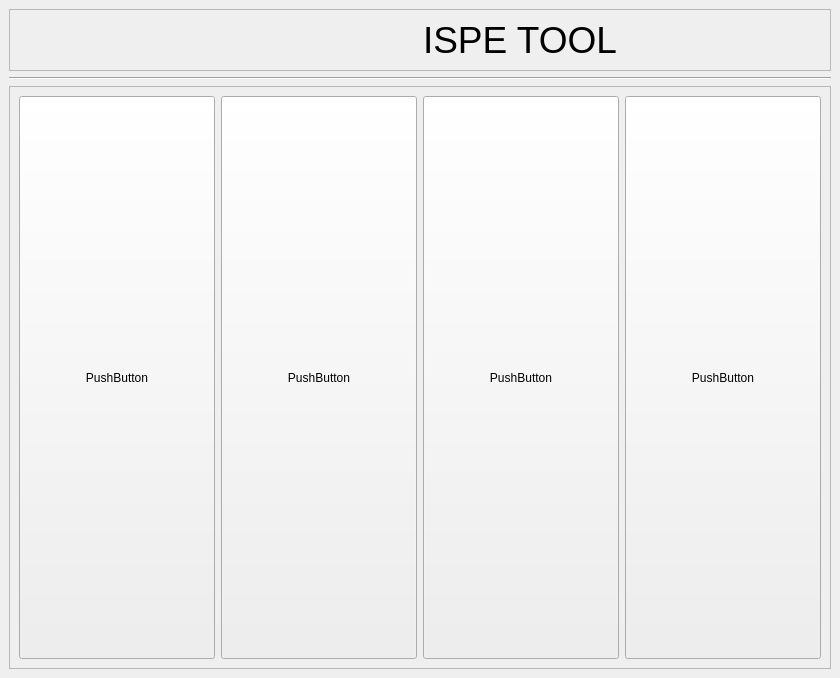
First picture: the form in UI/designer_files/mainWindow.ui, repository nirupam52/TxDOT-Project, before the edit.
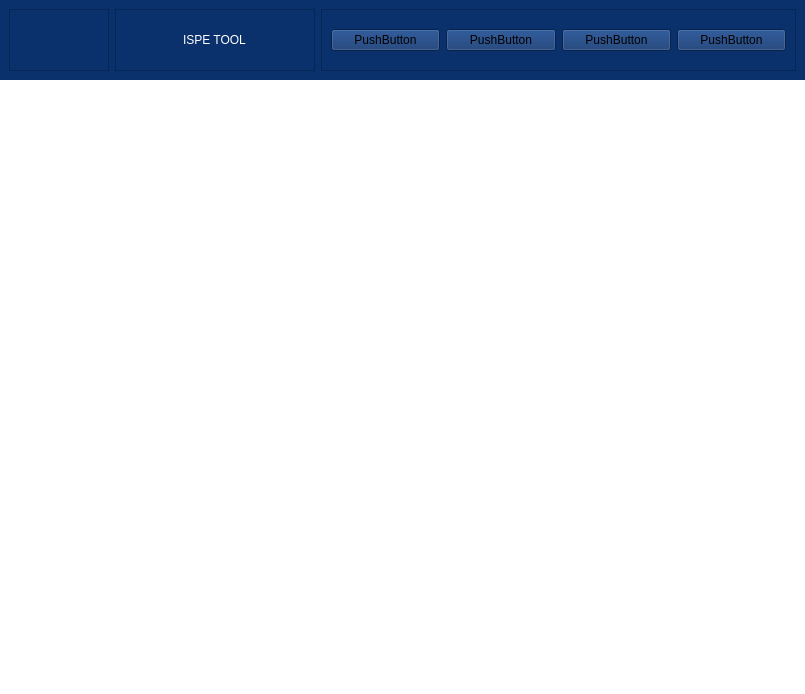
Second picture: the form after the edit. Icons and pictures are not drawn.

Commit message: UI revamp in compliance with meeting - started

The edit to the form file:
```diff
--- a/UI/designer_files/mainWindow.ui
+++ b/UI/designer_files/mainWindow.ui
@@ -6,8 +6,8 @@
    <rect>
     <x>0</x>
     <y>0</y>
-    <width>840</width>
-    <height>678</height>
+    <width>805</width>
+    <height>694</height>
    </rect>
   </property>
   <property name="windowTitle">
@@ -15,52 +15,87 @@
   </property>
   <widget class="QWidget" name="centralwidget">
    <layout class="QVBoxLayout" name="verticalLayout">
+    <property name="spacing">
+     <number>0</number>
+    </property>
+    <property name="leftMargin">
+     <number>0</number>
+    </property>
+    <property name="topMargin">
+     <number>0</number>
+    </property>
+    <property name="rightMargin">
+     <number>0</number>
+    </property>
+    <property name="bottomMargin">
+     <number>0</number>
+    </property>
     <item>
-     <widget class="QFrame" name="frame">
+     <widget class="QFrame" name="navbar">
+      <property name="maximumSize">
+       <size>
+        <width>16777215</width>
+        <height>80</height>
+       </size>
+      </property>
+      <property name="styleSheet">
+       <string notr="true">background-color: rgb(10, 49, 108);</string>
+      </property>
+      <property name="frameShape">
+       <enum>QFrame::NoFrame</enum>
+      </property>
+      <property name="frameShadow">
+       <enum>QFrame::Raised</enum>
+      </property>
+      <layout class="QHBoxLayout" name="horizontalLayout">
+       <item>
+        <widget class="QFrame" name="logo_frame">
+         <property name="maximumSize">
+          <size>
+           <width>100</width>
+           <height>16777215</height>
+          </size>
+         </property>
       <property name="frameShape">
        <enum>QFrame::StyledPanel</enum>
       </property>
       <property name="frameShadow">
        <enum>QFrame::Raised</enum>
       </property>
-      <layout class="QHBoxLayout" name="horizontalLayout_4">
-       <item alignment="Qt::AlignLeft|Qt::AlignTop">
-        <widget class="QLabel" name="label">
+         <layout class="QHBoxLayout" name="horizontalLayout_2">
+          <property name="spacing">
+           <number>7</number>
+          </property>
+          <property name="leftMargin">
+           <number>0</number>
+          </property>
+          <property name="topMargin">
+           <number>0</number>
+          </property>
+          <property name="rightMargin">
+           <number>0</number>
+          </property>
+          <property name="bottomMargin">
+           <number>0</number>
+          </property>
+          <item>
+           <widget class="QLabel" name="logo_label">
          <property name="text">
           <string/>
          </property>
-         <property name="pixmap">
-          <pixmap>../../../../Downloads/rsz_txdot_logo.jpg</pixmap>
-         </property>
-         <property name="scaledContents">
-          <bool>false</bool>
-         </property>
-        </widget>
-       </item>
-       <item alignment="Qt::AlignLeft|Qt::AlignVCenter">
-        <widget class="QLabel" name="label_2">
-         <property name="font">
-          <font>
-           <pointsize>28</pointsize>
-          </font>
-         </property>
-         <property name="text">
-          <string>ISPE TOOL </string>
-         </property>
         </widget>
        </item>
       </layout>
      </widget>
     </item>
     <item>
-     <widget class="Line" name="line">
-      <property name="orientation">
-       <enum>Qt::Horizontal</enum>
-      </property>
-     </widget>
-    </item>
-    <item>
-     <widget class="QFrame" name="frame_2">
+        <widget class="QFrame" name="title_frame">
+         <property name="maximumSize">
+          <size>
+           <width>200</width>
+           <height>16777215</height>
+          </size>
+         </property>
       <property name="frameShape">
        <enum>QFrame::StyledPanel</enum>
       </property>
@@ -68,53 +103,64 @@
        <enum>QFrame::Raised</enum>
       </property>
       <layout class="QHBoxLayout" name="horizontalLayout_3">
-       <item>
-        <widget class="QPushButton" name="pushButton">
-         <property name="sizePolicy">
-          <sizepolicy hsizetype="Minimum" vsizetype="MinimumExpanding">
-           <horstretch>0</horstretch>
-           <verstretch>0</verstretch>
-          </sizepolicy>
-         </property>
+          <property name="leftMargin">
+           <number>0</number>
+          </property>
+          <property name="topMargin">
+           <number>0</number>
+          </property>
+          <property name="rightMargin">
+           <number>0</number>
+          </property>
+          <property name="bottomMargin">
+           <number>0</number>
+          </property>
+          <item alignment="Qt::AlignHCenter">
+           <widget class="QLabel" name="title_label">
+            <property name="styleSheet">
+             <string notr="true">color: rgb(255, 255, 255);
+font: 16pt &quot;Arial&quot;;</string>
+            </property>
          <property name="text">
-          <string>PushButton</string>
+             <string>ISPE TOOL</string>
          </property>
         </widget>
        </item>
+         </layout>
+        </widget>
+       </item>
        <item>
-        <widget class="QPushButton" name="pushButton_2">
-         <property name="sizePolicy">
-          <sizepolicy hsizetype="Minimum" vsizetype="MinimumExpanding">
-           <horstretch>0</horstretch>
-           <verstretch>0</verstretch>
-          </sizepolicy>
+        <widget class="QFrame" name="navbar_buttons">
+         <property name="frameShape">
+          <enum>QFrame::StyledPanel</enum>
          </property>
+         <property name="frameShadow">
+          <enum>QFrame::Raised</enum>
+         </property>
+         <layout class="QHBoxLayout" name="horizontalLayout_4">
+          <item>
+           <widget class="QPushButton" name="OP1">
          <property name="text">
           <string>PushButton</string>
          </property>
         </widget>
        </item>
        <item>
-        <widget class="QPushButton" name="pushButton_3">
-         <property name="sizePolicy">
-          <sizepolicy hsizetype="Minimum" vsizetype="MinimumExpanding">
-           <horstretch>0</horstretch>
-           <verstretch>0</verstretch>
-          </sizepolicy>
-         </property>
+           <widget class="QPushButton" name="OP2">
          <property name="text">
           <string>PushButton</string>
          </property>
         </widget>
        </item>
        <item>
-        <widget class="QPushButton" name="pushButton_4">
-         <property name="sizePolicy">
-          <sizepolicy hsizetype="Minimum" vsizetype="MinimumExpanding">
-           <horstretch>0</horstretch>
-           <verstretch>0</verstretch>
-          </sizepolicy>
-         </property>
+           <widget class="QPushButton" name="OP3">
+            <property name="text">
+             <string>PushButton</string>
+            </property>
+           </widget>
+          </item>
+          <item>
+           <widget class="QPushButton" name="OP4">
          <property name="text">
           <string>PushButton</string>
          </property>
@@ -125,15 +171,21 @@
     </item>
    </layout>
   </widget>
-  <widget class="QMenuBar" name="menubar">
-   <property name="geometry">
-    <rect>
-     <x>0</x>
-     <y>0</y>
-     <width>840</width>
-     <height>26</height>
-    </rect>
-   </property>
+    </item>
+    <item>
+     <widget class="QFrame" name="content">
+      <property name="styleSheet">
+       <string notr="true">background-color: rgb(255, 255, 255);</string>
+      </property>
+      <property name="frameShape">
+       <enum>QFrame::NoFrame</enum>
+      </property>
+      <property name="frameShadow">
+       <enum>QFrame::Raised</enum>
+      </property>
+     </widget>
+    </item>
+   </layout>
   </widget>
  </widget>
  <resources/>
```
Lines whose indentation alone changed are shown as unchanged. The commit also changes 1 other file.
